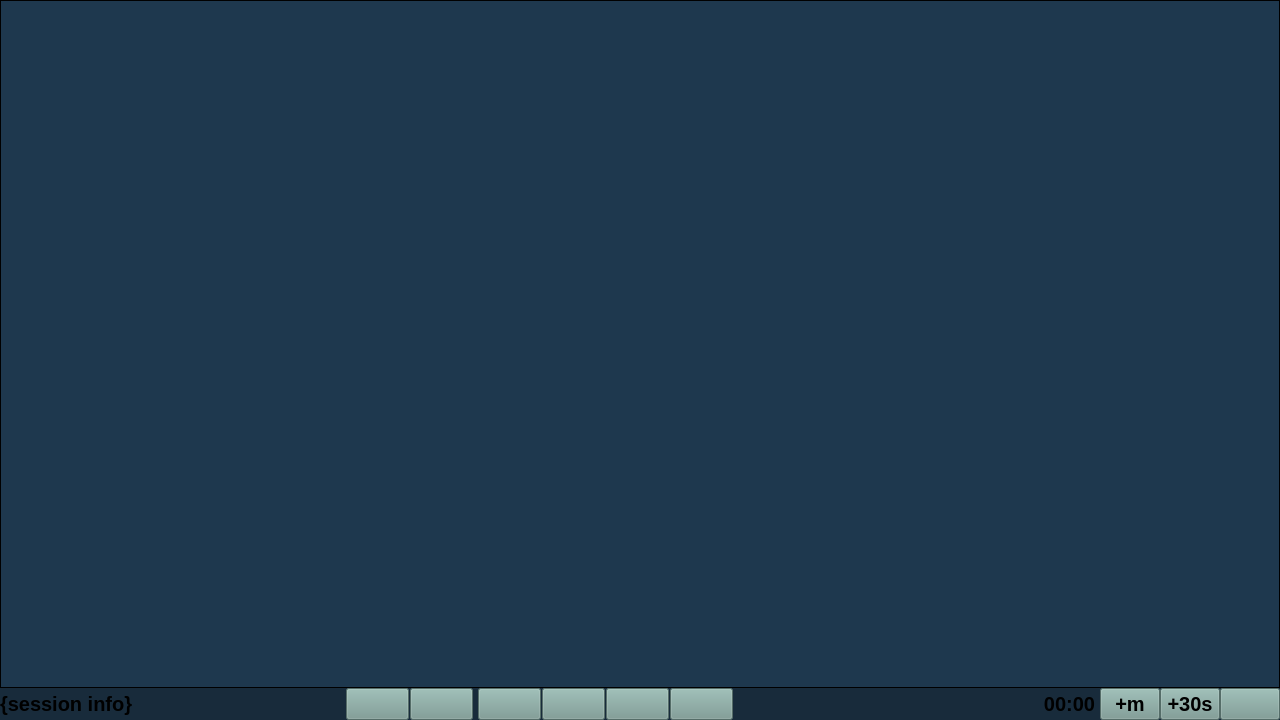
Above: ui/display_session.ui from adnv3k/GestureSesh before the change. Below: the same form after it.
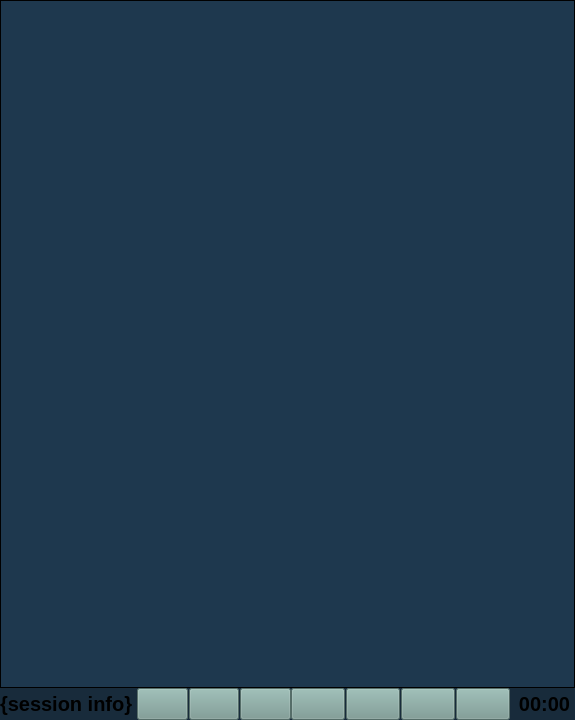
That is the form after the change. Icons and pictures are not drawn.

What changed in the file:
```diff
--- a/ui/display_session.ui
+++ b/ui/display_session.ui
@@ -6,7 +6,7 @@
    <rect>
     <x>0</x>
     <y>0</y>
-    <width>1280</width>
+    <width>575</width>
     <height>720</height>
    </rect>
   </property>
@@ -18,7 +18,7 @@
   </property>
   <property name="minimumSize">
    <size>
-    <width>695</width>
+    <width>575</width>
     <height>1</height>
    </size>
   </property>
@@ -96,7 +96,10 @@
     </widget>
    </item>
    <item>
-    <layout class="QHBoxLayout" name="horizontalLayout_5">
+    <layout class="QHBoxLayout" name="horizontalLayout_4">
+     <property name="spacing">
+      <number>0</number>
+     </property>
      <item>
       <widget class="QLabel" name="session_info">
        <property name="sizePolicy">
@@ -153,13 +156,10 @@
       </spacer>
      </item>
      <item>
-      <layout class="QHBoxLayout" name="horizontalLayout_4">
+      <layout class="QHBoxLayout" name="horizontalLayout_2">
        <property name="spacing">
         <number>1</number>
        </property>
-       <property name="rightMargin">
-        <number>5</number>
-       </property>
        <item>
         <widget class="QPushButton" name="grayscale_button">
          <property name="sizePolicy">
@@ -249,7 +249,55 @@
           </size>
          </property>
          <property name="shortcut">
-          <string>F</string>
+          <string>H</string>
+         </property>
+         <property name="checkable">
+          <bool>true</bool>
+         </property>
+        </widget>
+       </item>
+       <item>
+        <widget class="QPushButton" name="flip_vertical_button">
+         <property name="sizePolicy">
+          <sizepolicy hsizetype="Fixed" vsizetype="Fixed">
+           <horstretch>0</horstretch>
+           <verstretch>0</verstretch>
+          </sizepolicy>
+         </property>
+         <property name="minimumSize">
+          <size>
+           <width>50</width>
+           <height>0</height>
+          </size>
+         </property>
+         <property name="mouseTracking">
+          <bool>false</bool>
+         </property>
+         <property name="focusPolicy">
+          <enum>Qt::NoFocus</enum>
+         </property>
+         <property name="toolTip">
+          <string>Flip horizontal
+F</string>
+         </property>
+         <property name="styleSheet">
+          <string notr="true">background: rgb(119, 153, 146);</string>
+         </property>
+         <property name="text">
+          <string/>
+         </property>
+         <property name="icon">
+          <iconset resource="resources/resources_config.qrc">
+           <normaloff>:/icons/icons/flip vertical.png</normaloff>:/icons/icons/flip vertical.png</iconset>
+         </property>
+         <property name="iconSize">
+          <size>
+           <width>24</width>
+           <height>24</height>
+          </size>
+         </property>
+         <property name="shortcut">
+          <string>V</string>
          </property>
          <property name="checkable">
           <bool>true</bool>
@@ -502,387 +550,6 @@
          </property>
         </widget>
        </item>
-       <item>
-        <layout class="QHBoxLayout" name="horizontalLayout_2">
-         <property name="sizeConstraint">
-          <enum>QLayout::SetFixedSize</enum>
-         </property>
-         <item>
-          <widget class="QPushButton" name="add_60">
-           <property name="sizePolicy">
-            <sizepolicy hsizetype="Fixed" vsizetype="Fixed">
-             <horstretch>0</horstretch>
-             <verstretch>0</verstretch>
-            </sizepolicy>
-           </property>
-           <property name="minimumSize">
-            <size>
-             <width>60</width>
-             <height>32</height>
-            </size>
-           </property>
-           <property name="maximumSize">
-            <size>
-             <width>60</width>
-             <height>32</height>
-            </size>
-           </property>
-           <property name="palette">
-            <palette>
-             <active>
-              <colorrole role="WindowText">
-               <brush brushstyle="SolidPattern">
-                <color alpha="255">
-                 <red>0</red>
-                 <green>0</green>
-                 <blue>0</blue>
-                </color>
-               </brush>
-              </colorrole>
-              <colorrole role="Button">
-               <brush brushstyle="SolidPattern">
-                <color alpha="255">
-                 <red>119</red>
-                 <green>153</green>
-                 <blue>146</blue>
-                </color>
-               </brush>
-              </colorrole>
-              <colorrole role="Text">
-               <brush brushstyle="SolidPattern">
-                <color alpha="255">
-                 <red>0</red>
-                 <green>0</green>
-                 <blue>0</blue>
-                </color>
-               </brush>
-              </colorrole>
-              <colorrole role="ButtonText">
-               <brush brushstyle="SolidPattern">
-                <color alpha="255">
-                 <red>0</red>
-                 <green>0</green>
-                 <blue>0</blue>
-                </color>
-               </brush>
-              </colorrole>
-              <colorrole role="Base">
-               <brush brushstyle="SolidPattern">
-                <color alpha="255">
-                 <red>119</red>
-                 <green>153</green>
-                 <blue>146</blue>
-                </color>
-               </brush>
-              </colorrole>
-              <colorrole role="Window">
-               <brush brushstyle="SolidPattern">
-                <color alpha="255">
-                 <red>119</red>
-                 <green>153</green>
-                 <blue>146</blue>
-                </color>
-               </brush>
-              </colorrole>
-              <colorrole role="PlaceholderText">
-               <brush brushstyle="NoBrush">
-                <color alpha="128">
-                 <red>0</red>
-                 <green>0</green>
-                 <blue>0</blue>
-                </color>
-               </brush>
-              </colorrole>
-             </active>
-             <inactive>
-              <colorrole role="WindowText">
-               <brush brushstyle="SolidPattern">
-                <color alpha="255">
-                 <red>0</red>
-                 <green>0</green>
-                 <blue>0</blue>
-                </color>
-               </brush>
-              </colorrole>
-              <colorrole role="Button">
-               <brush brushstyle="SolidPattern">
-                <color alpha="255">
-                 <red>119</red>
-                 <green>153</green>
-                 <blue>146</blue>
-                </color>
-               </brush>
-              </colorrole>
-              <colorrole role="Text">
-               <brush brushstyle="SolidPattern">
-                <color alpha="255">
-                 <red>0</red>
-                 <green>0</green>
-                 <blue>0</blue>
-                </color>
-               </brush>
-              </colorrole>
-              <colorrole role="ButtonText">
-               <brush brushstyle="SolidPattern">
-                <color alpha="255">
-                 <red>0</red>
-                 <green>0</green>
-                 <blue>0</blue>
-                </color>
-               </brush>
-              </colorrole>
-              <colorrole role="Base">
-               <brush brushstyle="SolidPattern">
-                <color alpha="255">
-                 <red>119</red>
-                 <green>153</green>
-                 <blue>146</blue>
-                </color>
-               </brush>
-              </colorrole>
-              <colorrole role="Window">
-               <brush brushstyle="SolidPattern">
-                <color alpha="255">
-                 <red>119</red>
-                 <green>153</green>
-                 <blue>146</blue>
-                </color>
-               </brush>
-              </colorrole>
-              <colorrole role="PlaceholderText">
-               <brush brushstyle="NoBrush">
-                <color alpha="128">
-                 <red>0</red>
-                 <green>0</green>
-                 <blue>0</blue>
-                </color>
-               </brush>
-              </colorrole>
-             </inactive>
-             <disabled>
-              <colorrole role="WindowText">
-               <brush brushstyle="SolidPattern">
-                <color alpha="255">
-                 <red>0</red>
-                 <green>0</green>
-                 <blue>0</blue>
-                </color>
-               </brush>
-              </colorrole>
-              <colorrole role="Button">
-               <brush brushstyle="SolidPattern">
-                <color alpha="255">
-                 <red>119</red>
-                 <green>153</green>
-                 <blue>146</blue>
-                </color>
-               </brush>
-              </colorrole>
-              <colorrole role="Text">
-               <brush brushstyle="SolidPattern">
-                <color alpha="255">
-                 <red>0</red>
-                 <green>0</green>
-                 <blue>0</blue>
-                </color>
-               </brush>
-              </colorrole>
-              <colorrole role="ButtonText">
-               <brush brushstyle="SolidPattern">
-                <color alpha="255">
-                 <red>0</red>
-                 <green>0</green>
-                 <blue>0</blue>
-                </color>
-               </brush>
-              </colorrole>
-              <colorrole role="Base">
-               <brush brushstyle="SolidPattern">
-                <color alpha="255">
-                 <red>119</red>
-                 <green>153</green>
-                 <blue>146</blue>
-                </color>
-               </brush>
-              </colorrole>
-              <colorrole role="Window">
-               <brush brushstyle="SolidPattern">
-                <color alpha="255">
-                 <red>119</red>
-                 <green>153</green>
-                 <blue>146</blue>
-                </color>
-               </brush>
-              </colorrole>
-              <colorrole role="PlaceholderText">
-               <brush brushstyle="NoBrush">
-                <color alpha="128">
-                 <red>0</red>
-                 <green>0</green>
-                 <blue>0</blue>
-                </color>
-               </brush>
-              </colorrole>
-             </disabled>
-            </palette>
-           </property>
-           <property name="font">
-            <font>
-             <family>MS Shell Dlg 2</family>
-             <pointsize>15</pointsize>
-             <weight>75</weight>
-             <bold>true</bold>
-            </font>
-           </property>
-           <property name="focusPolicy">
-            <enum>Qt::NoFocus</enum>
-           </property>
-           <property name="toolTip">
-            <string>&lt;!DOCTYPE HTML PUBLIC &quot;-//W3C//DTD HTML 4.0//EN&quot; &quot;http://www.w3.org/TR/REC-html40/strict.dtd&quot;&gt;
-&lt;html&gt;&lt;head&gt;&lt;meta name=&quot;qrichtext&quot; content=&quot;1&quot; /&gt;&lt;style type=&quot;text/css&quot;&gt;
-p, li { white-space: pre-wrap; }
-&lt;/style&gt;&lt;/head&gt;&lt;body style=&quot; font-family:'MS Shell Dlg 2'; font-size:12pt; font-weight:400; font-style:normal;color:'black'&quot;&gt;
-&lt;p style=&quot; margin-top:0px; margin-bottom:0px; margin-left:0px; margin-right:0px; -qt-block-indent:0; text-indent:0px;'&quot;&gt;Add 1 minute&lt;/p&gt;&lt;/body&gt;&lt;/html&gt;</string>
-           </property>
-           <property name="layoutDirection">
-            <enum>Qt::LeftToRight</enum>
-           </property>
-           <property name="styleSheet">
-            <string notr="true">background: rgb(119, 153, 146);</string>
-           </property>
-           <property name="text">
-            <string>+m</string>
-           </property>
-           <property name="iconSize">
-            <size>
-             <width>24</width>
-             <height>24</height>
-            </size>
-           </property>
-           <property name="shortcut">
-            <string>Ctrl+Up</string>
-           </property>
-          </widget>
-         </item>
-         <item>
-          <widget class="QPushButton" name="add_30">
-           <property name="sizePolicy">
-            <sizepolicy hsizetype="Fixed" vsizetype="Fixed">
-             <horstretch>0</horstretch>
-             <verstretch>0</verstretch>
-            </sizepolicy>
-           </property>
-           <property name="minimumSize">
-            <size>
-             <width>60</width>
-             <height>32</height>
-            </size>
-           </property>
-           <property name="maximumSize">
-            <size>
-             <width>60</width>
-             <height>32</height>
-            </size>
-           </property>
-           <property name="font">
-            <font>
-             <family>MS Shell Dlg 2</family>
-             <pointsize>15</pointsize>
-             <weight>75</weight>
-             <bold>true</bold>
-            </font>
-           </property>
-           <property name="focusPolicy">
-            <enum>Qt::NoFocus</enum>
-           </property>
-           <property name="toolTip">
-            <string>&lt;!DOCTYPE HTML PUBLIC &quot;-//W3C//DTD HTML 4.0//EN&quot; &quot;http://www.w3.org/TR/REC-html40/strict.dtd&quot;&gt;
-&lt;html&gt;&lt;head&gt;&lt;meta name=&quot;qrichtext&quot; content=&quot;1&quot; /&gt;&lt;style type=&quot;text/css&quot;&gt;
-p, li { white-space: pre-wrap; }
-&lt;/style&gt;&lt;/head&gt;&lt;body style=&quot; font-family:'MS Shell Dlg 2'; font-size:12pt; font-weight:400; font-style:normal;color:'black'&quot;&gt;
-&lt;p style=&quot; margin-top:0px; margin-bottom:0px; margin-left:0px; margin-right:0px; -qt-block-indent:0; text-indent:0px;&quot;&gt;Add 30 seconds&lt;/p&gt;&lt;/body&gt;&lt;/html&gt;</string>
-           </property>
-           <property name="layoutDirection">
-            <enum>Qt::LeftToRight</enum>
-           </property>
-           <property name="styleSheet">
-            <string notr="true">background: rgb(119, 153, 146);</string>
-           </property>
-           <property name="text">
-            <string>+30s</string>
-           </property>
-           <property name="iconSize">
-            <size>
-             <width>24</width>
-             <height>24</height>
-            </size>
-           </property>
-           <property name="shortcut">
-            <string>Up</string>
-           </property>
-          </widget>
-         </item>
-         <item>
-          <widget class="QPushButton" name="restart">
-           <property name="sizePolicy">
-            <sizepolicy hsizetype="Fixed" vsizetype="Fixed">
-             <horstretch>0</horstretch>
-             <verstretch>0</verstretch>
-            </sizepolicy>
-           </property>
-           <property name="minimumSize">
-            <size>
-             <width>60</width>
-             <height>32</height>
-            </size>
-           </property>
-           <property name="maximumSize">
-            <size>
-             <width>60</width>
-             <height>32</height>
-            </size>
-           </property>
-           <property name="font">
-            <font>
-             <pointsize>14</pointsize>
-            </font>
-           </property>
-           <property name="focusPolicy">
-            <enum>Qt::NoFocus</enum>
-           </property>
-           <property name="toolTip">
-            <string>&lt;!DOCTYPE HTML PUBLIC &quot;-//W3C//DTD HTML 4.0//EN&quot; &quot;http://www.w3.org/TR/REC-html40/strict.dtd&quot;&gt;
-&lt;html&gt;&lt;head&gt;&lt;meta name=&quot;qrichtext&quot; content=&quot;1&quot; /&gt;&lt;style type=&quot;text/css&quot;&gt;
-p, li { white-space: pre-wrap; }
-&lt;/style&gt;&lt;/head&gt;&lt;body style=&quot; font-family:'MS Shell Dlg 2'; font-size:12pt; font-weight:400; font-style:normal;color:'black'&quot;&gt;
-&lt;p style=&quot; margin-top:0px; margin-bottom:0px; margin-left:0px; margin-right:0px; -qt-block-indent:0; text-indent:0px;&quot;&gt;Restart timer&lt;/p&gt;&lt;/body&gt;&lt;/html&gt;</string>
-           </property>
-           <property name="layoutDirection">
-            <enum>Qt::LeftToRight</enum>
-           </property>
-           <property name="styleSheet">
-            <string notr="true">background: rgb(119, 153, 146);</string>
-           </property>
-           <property name="text">
-            <string/>
-           </property>
-           <property name="icon">
-            <iconset resource="resources/resources_config.qrc">
-             <normaloff>:/icons/icons/restart.png</normaloff>:/icons/icons/restart.png</iconset>
-           </property>
-           <property name="iconSize">
-            <size>
-             <width>24</width>
-             <height>24</height>
-            </size>
-           </property>
-           <property name="shortcut">
-            <string>Ctrl+Shift+Up</string>
-           </property>
-          </widget>
-         </item>
-        </layout>
-       </item>
       </layout>
      </item>
     </layout>
```
